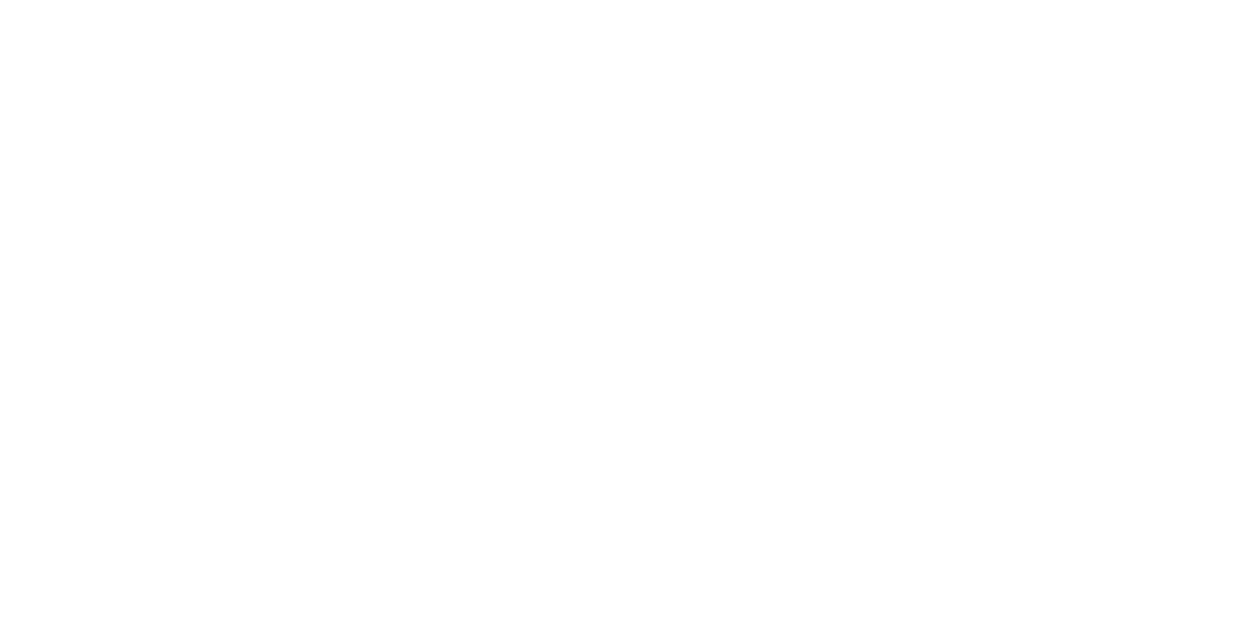
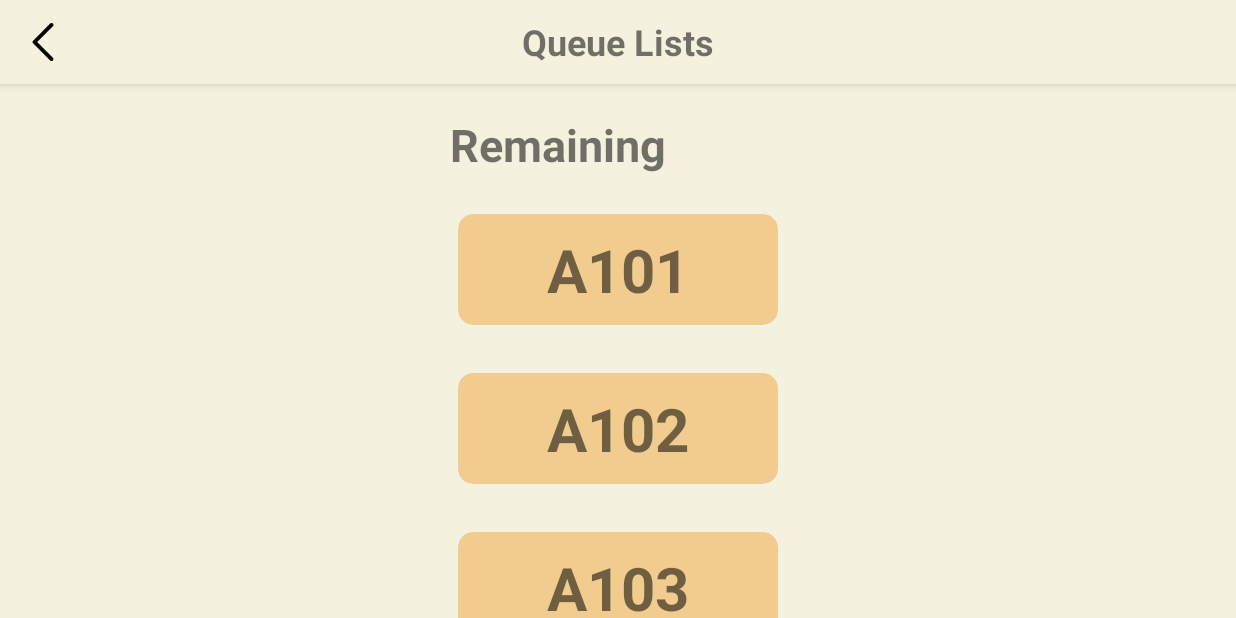
Before and after one commit to goodjobguy1234/BubbleTeaUser, an Android app: the QueueActivity screen opened directly, with no data from a screen before it, on a phone screen of 824 x 412 dp (held sideways). Before the commit the screen is empty. Run offline under Robolectric (Android 15) with nearby library versions, the phone set to English and light mode, and no system bars.

Commit message:
Menu, Order and Queue Feature 1.2

```diff
--- a/app/build.gradle
+++ b/app/build.gradle
@@ -1,6 +1,7 @@
 plugins {
     id 'com.android.application'
     id 'kotlin-android'
+    id 'kotlin-parcelize'
 }
 
 android {
--- a/app/src/main/java/com/example/termprojectuser/Order.kt
+++ b/app/src/main/java/com/example/termprojectuser/Order.kt
@@ -1,7 +1,15 @@
 package com.example.termprojectuser
 
+
+import android.os.Parcelable
+import kotlinx.parcelize.Parcelize
+import kotlinx.parcelize.TypeParceler
+
+@Parcelize
 data class Order(
-        val item: Menu,
+        @TypeParceler<Menu, MenuClassParceler>() val item: Menu,
         var quantity: Int
-
-)
+) : Parcelable{
+        fun addQuantity() = quantity++
+        fun subtractQuantity() = quantity--
+}
--- /dev/null
+++ b/app/src/main/java/com/example/termprojectuser/Queue.kt
@@ -0,0 +1,23 @@
+package com.example.termprojectuser
+
+data class Queue(
+    val order: Order,
+    val id: String
+){
+    companion object{
+        fun createList():ArrayList<Queue>{
+            val list = ArrayList<Queue>()
+            var menu = Menu(1234, "item1", 35,10)
+            var order = Order(menu, 5)
+            list.add(Queue(order, "A101"))
+            menu = Menu(1234, "item2", 35,10)
+            order = Order(menu, 10)
+            list.add(Queue(order, "A102"))
+            menu = Menu(1234, "item3", 35,10)
+            order = Order(menu, 1)
+            list.add(Queue(order, "A103"))
+            return list
+        }
+    }
+
+}
--- a/app/src/main/java/com/example/termprojectuser/QueueActivity.kt
+++ b/app/src/main/java/com/example/termprojectuser/QueueActivity.kt
@@ -3,12 +3,27 @@ package com.example.termprojectuser
 import androidx.appcompat.app.AppCompatActivity
 import android.os.Bundle
 import android.view.View
+import android.widget.ImageButton
+import androidx.recyclerview.widget.LinearLayoutManager
+import androidx.recyclerview.widget.RecyclerView
 
 class QueueActivity : AppCompatActivity() {
+    lateinit var queueList:ArrayList<Queue>
+    lateinit var back_btn: ImageButton
+    lateinit var queue_recycler: RecyclerView
     override fun onCreate(savedInstanceState: Bundle?) {
         super.onCreate(savedInstanceState)
         setContentView(R.layout.activity_queue)
+        setSupportActionBar(findViewById(R.id.toolbar))
+        supportActionBar?.setDisplayShowTitleEnabled(false)
+        queueList = Queue.createList()
+        init()
+        queue_recycler.apply {
+            layoutManager = LinearLayoutManager(this@QueueActivity)
+            adapter = QueueAdapter(queueList)
+        }
     }
+
     override fun onStart() {
         super.onStart()
         window.decorView.apply {
@@ -16,4 +31,12 @@ class QueueActivity : AppCompatActivity() {
                     View.SYSTEM_UI_FLAG_IMMERSIVE_STICKY
         }
     }
+    fun init(){
+        queue_recycler = findViewById(R.id.queue_recycleview)
+        back_btn = findViewById(R.id.back_btn)
+    }
+
+    fun onClickBack(view:View){
+        finish()
+    }
 }
--- /dev/null
+++ b/app/src/main/java/com/example/termprojectuser/QueueAdapter.kt
@@ -0,0 +1,32 @@
+package com.example.termprojectuser
+
+import android.view.LayoutInflater
+import android.view.View
+import android.view.ViewGroup
+import android.widget.TextView
+import androidx.recyclerview.widget.RecyclerView
+
+class QueueAdapter(val queue:ArrayList<Queue>): RecyclerView.Adapter<QueueAdapter.ViewHolder>() {
+
+    inner class ViewHolder(itemView: View): RecyclerView.ViewHolder(itemView) {
+        val queue_txt = itemView.findViewById<TextView>(R.id.queueid_txt)
+        fun bind(position: Int){
+            queue_txt.text = queue[position].id
+        }
+    }
+
+    override fun onCreateViewHolder(parent: ViewGroup, viewType: Int): ViewHolder {
+        val view = LayoutInflater.from(parent.context).inflate(R.layout.queue_layout_recycle, parent, false)
+        return ViewHolder(view)
+    }
+
+    override fun onBindViewHolder(holder: ViewHolder, position: Int) {
+        holder.apply {
+            bind(position)
+        }
+    }
+
+    override fun getItemCount(): Int {
+        return queue.size
+    }
+}
--- /dev/null
+++ b/app/src/main/res/drawable/ic_back.xml
@@ -0,0 +1,9 @@
+<vector xmlns:android="http://schemas.android.com/apk/res/android"
+    android:width="25dp"
+    android:height="25dp"
+    android:viewportWidth="240.823"
+    android:viewportHeight="240.823">
+  <path
+      android:fillColor="#FF000000"
+      android:pathData="M57.633,129.007L165.93,237.268c4.752,4.74 12.451,4.74 17.215,0c4.752,-4.74 4.752,-12.439 0,-17.179l-99.707,-99.671l99.695,-99.671c4.752,-4.74 4.752,-12.439 0,-17.191c-4.752,-4.74 -12.463,-4.74 -17.215,0L57.621,111.816C52.942,116.507 52.942,124.327 57.633,129.007z"/>
+</vector>
--- a/app/src/main/res/layout/activity_main.xml
+++ b/app/src/main/res/layout/activity_main.xml
@@ -99,6 +99,7 @@
             android:orientation="vertical" />
 
         <TextView
+            android:id="@+id/total_txt"
             android:layout_width="wrap_content"
             android:layout_height="wrap_content"
             android:padding="15dp"
@@ -114,6 +115,7 @@
             android:singleLine="true"
             android:textSize="15dp"
             android:text="Confirm Order"
+            android:onClick="onConfirmCLick"
              />
 
         <Button
--- a/app/src/main/res/layout/activity_queue.xml
+++ b/app/src/main/res/layout/activity_queue.xml
@@ -1,9 +1,66 @@
 <?xml version="1.0" encoding="utf-8"?>
-<androidx.constraintlayout.widget.ConstraintLayout xmlns:android="http://schemas.android.com/apk/res/android"
+
+<LinearLayout
+    xmlns:android="http://schemas.android.com/apk/res/android"
     xmlns:app="http://schemas.android.com/apk/res-auto"
     xmlns:tools="http://schemas.android.com/tools"
+    tools:context=".QueueActivity"
+    android:orientation="vertical"
+    android:background="@color/secondary"
+    android:layout_height="match_parent"
+     android:layout_width="match_parent">
+<androidx.appcompat.widget.Toolbar
+    android:id="@+id/toolbar"
     android:layout_width="match_parent"
-    android:layout_height="match_parent"
-    tools:context=".QueueActivity">
+    android:fitsSystemWindows="true"
+    android:minHeight="?attr/actionBarSize"
+    android:layout_height="wrap_content"
+    android:background="@color/secondary"
+    android:textAlignment="center"
+    android:elevation="4dp"
+    android:theme="@style/ThemeOverlay.AppCompat.ActionBar"
+    app:popupTheme="@style/ThemeOverlay.AppCompat.Light">
 
-</androidx.constraintlayout.widget.ConstraintLayout>
+    <ImageButton
+        android:id="@+id/back_btn"
+        android:layout_width="wrap_content"
+        android:layout_height="wrap_content"
+        android:background="@android:color/transparent"
+        android:src="@drawable/ic_back"
+        android:onClick="onClickBack"
+        />
+    <TextView
+        android:id="@+id/textView3"
+        android:layout_width="wrap_content"
+        android:layout_height="wrap_content"
+        android:layout_weight="1"
+        android:layout_gravity="center"
+        android:textStyle="bold"
+        android:textSize="24dp"
+        android:text="Queue Lists" />
+
+    </androidx.appcompat.widget.Toolbar>
+
+    <TextView
+        android:layout_width="wrap_content"
+        android:layout_height="wrap_content"
+        android:text="Remaining"
+        android:textSize="30dp"
+        android:textStyle="bold"
+        android:layout_marginLeft="300dp"
+        android:layout_marginVertical="20dp"
+        ></TextView>
+    <androidx.recyclerview.widget.RecyclerView
+        android:id="@+id/queue_recycleview"
+        android:layout_width="match_parent"
+        android:layout_height="match_parent"
+        android:layout_gravity="center"
+        android:foregroundGravity="center"
+        android:paddingHorizontal="300dp"
+        android:layout_weight="1"
+
+        >
+
+    </androidx.recyclerview.widget.RecyclerView>
+
+</LinearLayout>
--- /dev/null
+++ b/app/src/main/res/layout/queue_layout_recycle.xml
@@ -0,0 +1,23 @@
+<?xml version="1.0" encoding="utf-8"?>
+<androidx.cardview.widget.CardView xmlns:android="http://schemas.android.com/apk/res/android"
+    xmlns:app="http://schemas.android.com/apk/res-auto"
+    android:orientation="vertical"
+    android:layout_width="match_parent"
+    android:layout_height="wrap_content"
+    app:cardBackgroundColor="@color/primary"
+    app:cardUseCompatPadding="true"
+    android:layout_marginBottom="20dp"
+    app:cardElevation="0dp"
+    app:cardCornerRadius="10dp">
+
+    <TextView
+        android:id="@+id/queueid_txt"
+        android:layout_width="wrap_content"
+        android:layout_height="wrap_content"
+        android:layout_gravity="center"
+        android:layout_margin="10dp"
+        android:text="queue"
+        android:textSize="40dp"
+        android:textStyle="bold" />
+
+</androidx.cardview.widget.CardView>
--- a/app/src/main/res/values/colors.xml
+++ b/app/src/main/res/values/colors.xml
@@ -10,4 +10,5 @@
     <color name="orange">#E07A5F</color>
     <color name="button">#3D405B</color>
     <color name="primary">#F2CC8F</color>
+    <color name="secondary">#F4F1DE</color>
 </resources>
```
Also changed, not shown: app/src/main/java/com/example/termprojectuser/MainActivity.kt (+68 -21 lines), app/src/main/java/com/example/termprojectuser/Menu.kt (+41 -2 lines), app/src/main/java/com/example/termprojectuser/MenuAdapter.kt (+22 -3 lines), app/src/main/java/com/example/termprojectuser/OrderAdapter.kt (+13 -4 lines).
